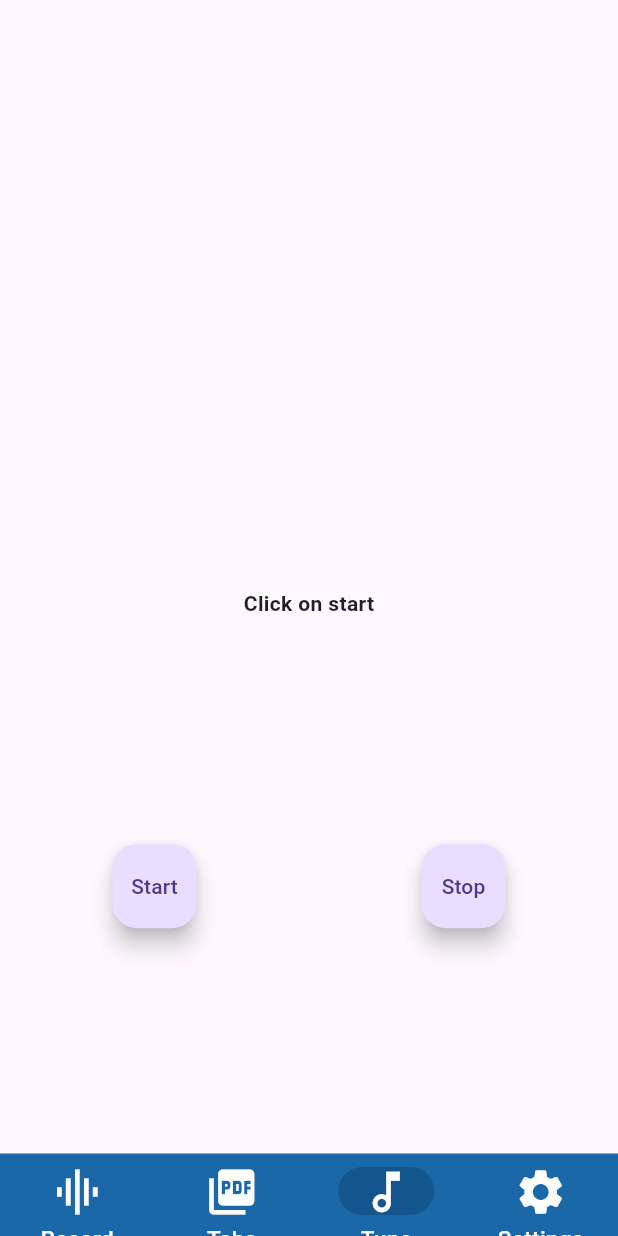
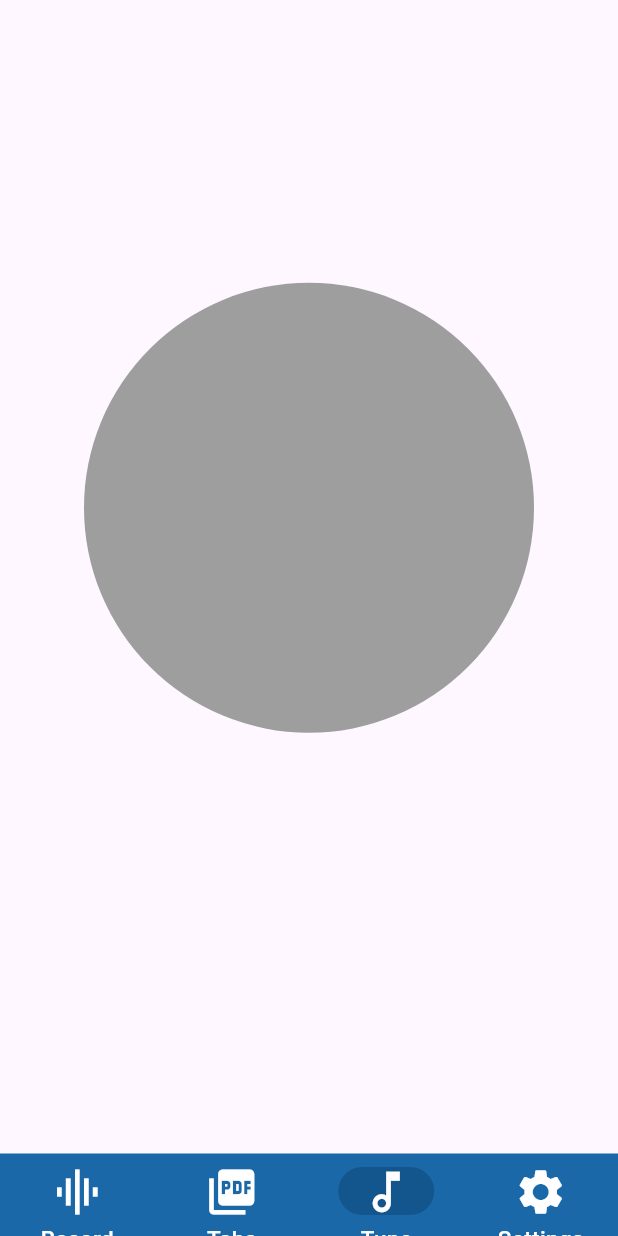
Before and after one commit to TymurBondar/Fretly, a Flutter app: the screen it shows after launch, on a phone screen of 412 x 824 dp. Run offline on Flutter 3.47's test engine with Material 3 defaults, Android fonts, the phone set to English and light mode, and no system bars; our stand-ins replace file_picker, open_file; missing offline and left inert: dart:ffi, flutter_audio_capture, flutter_pdfview, pitch_detector_dart, pitchupdart.

Commit message:
new tune screen

```diff
--- a/lib/screens/tune_screen.dart
+++ b/lib/screens/tune_screen.dart
@@ -1,3 +1,4 @@
+import 'dart:ffi';
 import 'dart:typed_data';
 import 'dart:developer';
 
@@ -6,7 +7,6 @@ import 'package:flutter_audio_capture/flutter_audio_capture.dart';
 import 'package:pitch_detector_dart/pitch_detector.dart';
 import 'package:pitchupdart/instrument_type.dart';
 import 'package:pitchupdart/pitch_handler.dart';
-
 
 class TuneScreen extends StatefulWidget {
   const TuneScreen({super.key});
@@ -20,25 +20,16 @@ class _TuneScreenState extends State<TuneScreen> {
   final pitchDetectorDart = PitchDetector(44100, 2000);
   final pitchupDart = PitchHandler(InstrumentType.guitar);
 
-  var note = "";
-  var status = "Click on start";
+  String note = "";
+  double pitch = 0.00;
+  String status = "";
 
-  Future<void> _startCapture() async {
-    await _audioRecorder.start(listener, onError,
+  void _startCapture() {
+    _audioRecorder.start(listener, onError,
         sampleRate: 44100, bufferSize: 3000);
 
     setState(() {
       note = "";
-      status = "Play something";
-    });
-  }
-
-  Future<void> _stopCapture() async {
-    await _audioRecorder.stop();
-
-    setState(() {
-      note = "";
-      status = "Click on start";
     });
   }
 
@@ -57,56 +48,74 @@ class _TuneScreenState extends State<TuneScreen> {
     //If there is a pitch - evaluate it
     if (result.pitched) {
       //Uses the pitchupDart library to check a given pitch for a Guitar
-      log("${result.pitch}");
       final handledPitchResult = pitchupDart.handlePitch(result.pitch);
-      log(handledPitchResult.note);
-
-      //Updates the state with the result
       setState(() {
-        status = handledPitchResult.tuningStatus.toString();
+        note = handledPitchResult.note;
+        pitch = double.parse(result.pitch.toStringAsFixed(2));
+        if (handledPitchResult.tuningStatus.name != 'undefined') {
+          status = handledPitchResult.tuningStatus.name;
+        }
       });
+      // note = handledPitchResult.note;
+      log("the pitch is ${result.pitch} the closest note is $note the status is ${handledPitchResult.tuningStatus.name}");
     }
   }
+
   void onError(Object e) {
-    print(e);
+    log("$e");
   }
 
   @override
+  void initState() {
+    super.initState();
+    _startCapture(); // Start capture when widget is initialized
+  }
+
+  @override
+  void dispose() {
+    // _stopCapture(); // Ensure to stop capture when disposing the widget
+    _audioRecorder.stop();
+    super.dispose();
+  }
+
+  Map<String, double> frequencies = {
+    'E2': 82.41,
+    'A2': 110.00,
+    'D3': 146.83,
+    'G3': 196.00,
+    'B3': 246.94,
+    'E4': 329.63
+  };
+
+  @override
   Widget build(BuildContext context) {
-    return  Center(
-        child: Column(children: [
-          Center(
+    return Center(
+      child: Column(
+        mainAxisAlignment: MainAxisAlignment.center,
+        children: [
+          Container(
+            width: 300.0,
+            height: 300.0,
+            decoration: BoxDecoration(
+              color: status == 'tuned' ? Colors.green : Colors.grey,
+              shape: BoxShape.circle,
+            ),
+            child: Center(
                 child: Text(
               note,
               style: const TextStyle(
-                color: Colors.black87,
-                fontSize: 25.0,
+                  fontSize: 124,
+                  color: Colors.white,
                   fontWeight: FontWeight.bold),
+              textAlign: TextAlign.center,
             )),
-          const Spacer(),
-          Center(
-              child: Text(
+          ),
+          Text(
             status,
-            style: const TextStyle(
-                color: Colors.black87,
-                fontSize: 14.0,
-                fontWeight: FontWeight.bold),
-          )),
-          Expanded(
-              child: Row(
-            children: [
-              Expanded(
-                  child: Center(
-                      child: FloatingActionButton(
-                          onPressed: _startCapture,
-                          child: const Text("Start")))),
-              Expanded(
-                  child: Center(
-                      child: FloatingActionButton(
-                          onPressed: _stopCapture, child: const Text("Stop")))),
+            style: const TextStyle(fontSize: 64),
+          ),
         ],
-          ))
-        ]),
+      ),
     );
   }
 }
```
Lines whose indentation alone changed are shown as unchanged.
